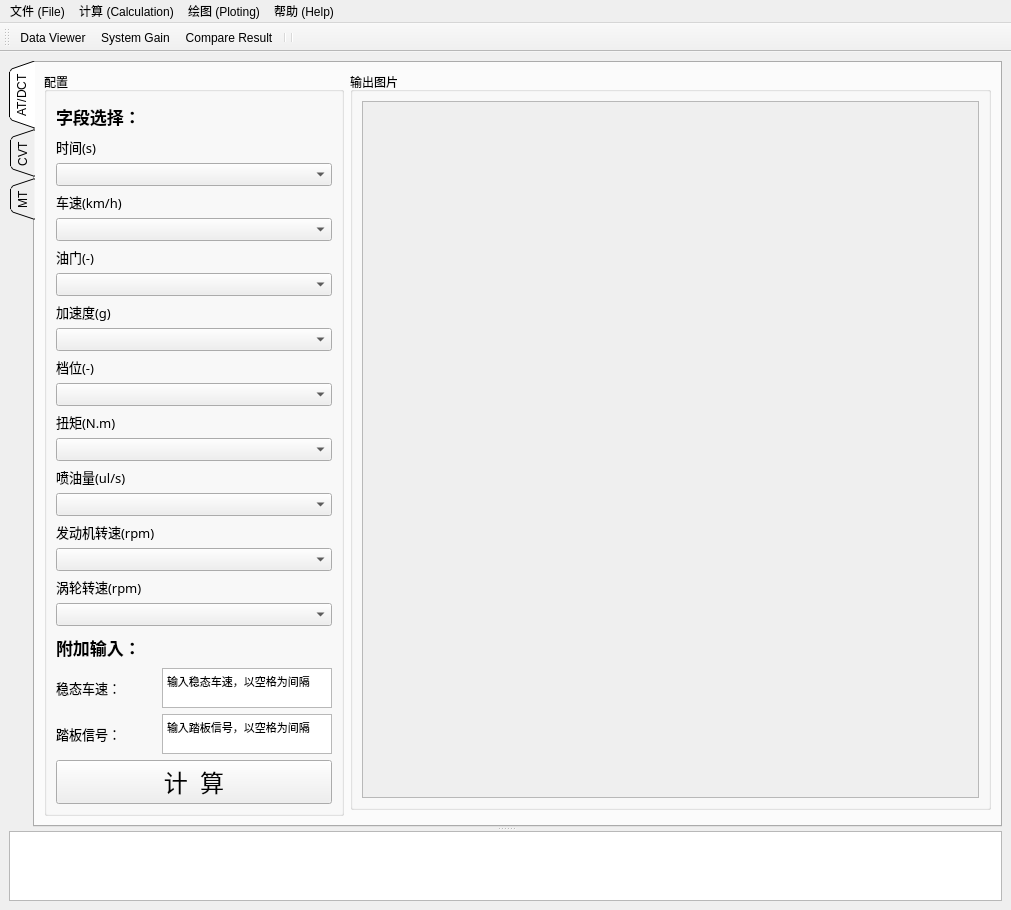
huisede/SystemGain, file SystemGainUi.ui: the form before one commit.
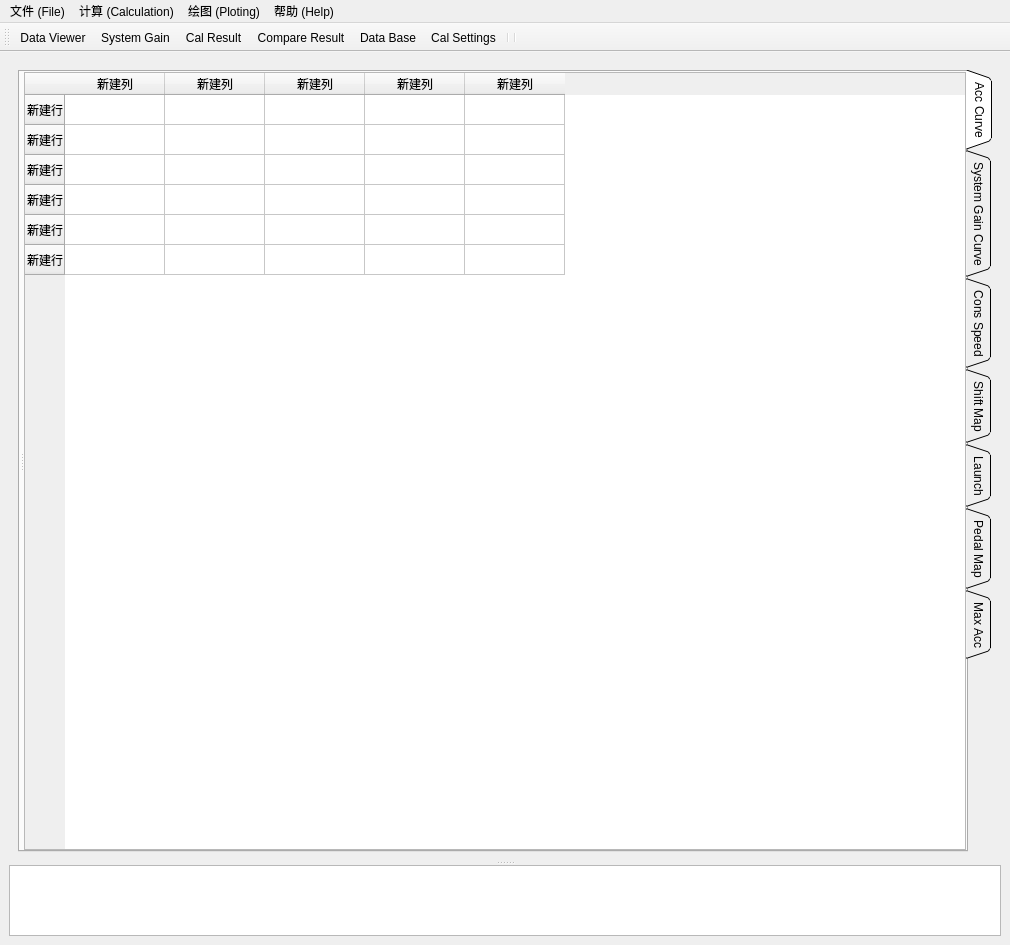
The form after the commit. The open tabs and pages were chosen to show the change. Icons and pictures are not drawn.

Commit message: 20180224 -- add features method

```diff
--- a/SystemGainUi.ui
+++ b/SystemGainUi.ui
@@ -6,12 +6,22 @@
    <rect>
     <x>0</x>
     <y>0</y>
-    <width>1011</width>
-    <height>902</height>
+    <width>1010</width>
+    <height>945</height>
    </rect>
   </property>
   <property name="windowTitle">
-   <string>MainWindow</string>
+   <string>SystemGainSolver V1.0.0</string>
+  </property>
+  <property name="windowIcon">
+   <iconset resource="Icon.qrc">
+    <normaloff>:/Image/Icon/SAIC.PNG</normaloff>:/Image/Icon/SAIC.PNG</iconset>
+  </property>
+  <property name="iconSize">
+   <size>
+    <width>40</width>
+    <height>40</height>
+   </size>
   </property>
   <widget class="QWidget" name="centralwidget">
    <layout class="QGridLayout" name="gridLayout_3">
@@ -133,40 +143,96 @@
                 <string>配置</string>
                </property>
                <layout class="QGridLayout" name="gridLayout_13">
-                <item row="0" column="0" colspan="2">
+                <item row="0" column="0" colspan="3">
                  <layout class="QGridLayout" name="System_Gain_AT_DCT_Config_Lay">
                   <item row="1" column="0">
+                   <widget class="QRadioButton" name="System_Gain_AT_DCT">
+                    <property name="text">
+                     <string>AT/DCT</string>
+                    </property>
+                    <property name="checked">
+                     <bool>true</bool>
+                    </property>
+                    <attribute name="buttonGroup">
+                     <string notr="true">buttonGroup</string>
+                    </attribute>
+                   </widget>
+                  </item>
+                  <item row="2" column="0">
+                   <widget class="QLabel" name="System_Gain_AT_DCT_Features_lab">
+                    <property name="minimumSize">
+                     <size>
+                      <width>100</width>
+                      <height>30</height>
+                     </size>
+                    </property>
+                    <property name="maximumSize">
+                     <size>
+                      <width>400</width>
+                      <height>30</height>
+                     </size>
+                    </property>
+                    <property name="font">
+                     <font>
+                      <family>Microsoft YaHei</family>
+                      <pointsize>13</pointsize>
+                      <weight>75</weight>
+                      <bold>true</bold>
+                     </font>
+                    </property>
+                    <property name="layoutDirection">
+                     <enum>Qt::LeftToRight</enum>
+                    </property>
+                    <property name="text">
+                     <string>字段选择：</string>
+                    </property>
+                   </widget>
+                  </item>
+                  <item row="0" column="0" colspan="3">
+                   <widget class="QLabel" name="System_Gain_AT_DCT_Features_lab_2">
+                    <property name="minimumSize">
+                     <size>
+                      <width>100</width>
+                      <height>30</height>
+                     </size>
+                    </property>
+                    <property name="maximumSize">
+                     <size>
+                      <width>400</width>
+                      <height>30</height>
+                     </size>
+                    </property>
+                    <property name="font">
+                     <font>
+                      <family>Microsoft YaHei</family>
+                      <pointsize>13</pointsize>
+                      <weight>75</weight>
+                      <bold>true</bold>
+                     </font>
+                    </property>
+                    <property name="layoutDirection">
+                     <enum>Qt::LeftToRight</enum>
+                    </property>
+                    <property name="text">
+                     <string>动力总成：</string>
+                    </property>
+                   </widget>
+                  </item>
+                  <item row="1" column="2">
+                   <widget class="QRadioButton" name="System_Gain_MT">
+                    <property name="text">
+                     <string>MT</string>
+                    </property>
+                    <attribute name="buttonGroup">
+                     <string notr="true">buttonGroup</string>
+                    </attribute>
+                   </widget>
+                  </item>
+                  <item row="2" column="2">
+                   <widget class="QComboBox" name="System_Gain_AT_DCT_Index_comboBox"/>
+                  </item>
+                  <item row="3" column="0" colspan="3">
                    <layout class="QVBoxLayout" name="System_Gain_AT_DCT_Config_LayV">
-                    <item>
-                     <widget class="QLabel" name="System_Gain_AT_DCT_Features_lab">
-                      <property name="minimumSize">
-                       <size>
-                        <width>100</width>
-                        <height>30</height>
-                       </size>
-                      </property>
-                      <property name="maximumSize">
-                       <size>
-                        <width>400</width>
-                        <height>30</height>
-                       </size>
-                      </property>
-                      <property name="font">
-                       <font>
-                        <family>Microsoft YaHei</family>
-                        <pointsize>13</pointsize>
-                        <weight>75</weight>
-                        <bold>true</bold>
-                       </font>
-                      </property>
-                      <property name="layoutDirection">
-                       <enum>Qt::LeftToRight</enum>
-                      </property>
-                      <property name="text">
-                       <string>字段选择：</string>
-                      </property>
-                     </widget>
-                    </item>
                     <item>
                      <widget class="QLabel" name="System_Gain_AT_DCT_Time_lab">
                       <property name="minimumSize">
@@ -477,6 +543,37 @@
                   </item>
                  </layout>
                 </item>
+                <item row="4" column="0" colspan="3">
+                 <widget class="QPushButton" name="SysGain_Cal">
+                  <property name="font">
+                   <font>
+                    <family>Microsoft YaHei</family>
+                    <pointsize>18</pointsize>
+                   </font>
+                  </property>
+                  <property name="styleSheet">
+                   <string notr="true">QPushButton{border-image: url(./Image/RunIcon.png);}
+</string>
+                  </property>
+                  <property name="text">
+                   <string>计  算</string>
+                  </property>
+                 </widget>
+                </item>
+                <item row="3" column="2">
+                 <widget class="QPushButton" name="pushButton_3">
+                  <property name="text">
+                   <string>导入</string>
+                  </property>
+                 </widget>
+                </item>
+                <item row="2" column="2">
+                 <widget class="QPushButton" name="pushButton_2">
+                  <property name="text">
+                   <string>导入</string>
+                  </property>
+                 </widget>
+                </item>
                 <item row="1" column="0" colspan="2">
                  <widget class="QLabel" name="System_Gain_AT_DCT_AddInput">
                   <property name="minimumSize">
@@ -537,7 +634,7 @@
                   <property name="minimumSize">
                    <size>
                     <width>0</width>
-                    <height>40</height>
+                    <height>20</height>
                    </size>
                   </property>
                   <property name="maximumSize">
@@ -551,7 +648,7 @@
 &lt;html&gt;&lt;head&gt;&lt;meta name=&quot;qrichtext&quot; content=&quot;1&quot; /&gt;&lt;style type=&quot;text/css&quot;&gt;
 p, li { white-space: pre-wrap; }
 &lt;/style&gt;&lt;/head&gt;&lt;body style=&quot; font-family:'MS Shell Dlg 2'; font-size:8.25pt; font-weight:400; font-style:normal;&quot;&gt;
-&lt;p style=&quot; margin-top:0px; margin-bottom:0px; margin-left:0px; margin-right:0px; -qt-block-indent:0; text-indent:0px;&quot;&gt;输入稳态车速，以空格为间隔&lt;/p&gt;&lt;/body&gt;&lt;/html&gt;</string>
+&lt;p style=&quot; margin-top:0px; margin-bottom:0px; margin-left:0px; margin-right:0px; -qt-block-indent:0; text-indent:0px;&quot;&gt;-----&lt;/p&gt;&lt;/body&gt;&lt;/html&gt;</string>
                   </property>
                  </widget>
                 </item>
@@ -585,7 +682,7 @@
                   <property name="minimumSize">
                    <size>
                     <width>0</width>
-                    <height>40</height>
+                    <height>20</height>
                    </size>
                   </property>
                   <property name="maximumSize">
@@ -599,12 +696,24 @@
 &lt;html&gt;&lt;head&gt;&lt;meta name=&quot;qrichtext&quot; content=&quot;1&quot; /&gt;&lt;style type=&quot;text/css&quot;&gt;
 p, li { white-space: pre-wrap; }
 &lt;/style&gt;&lt;/head&gt;&lt;body style=&quot; font-family:'MS Shell Dlg 2'; font-size:8.25pt; font-weight:400; font-style:normal;&quot;&gt;
-&lt;p style=&quot; margin-top:0px; margin-bottom:0px; margin-left:0px; margin-right:0px; -qt-block-indent:0; text-indent:0px;&quot;&gt;输入踏板信号，以空格为间隔&lt;/p&gt;&lt;/body&gt;&lt;/html&gt;</string>
+&lt;p style=&quot; margin-top:0px; margin-bottom:0px; margin-left:0px; margin-right:0px; -qt-block-indent:0; text-indent:0px;&quot;&gt;-----&lt;/p&gt;&lt;/body&gt;&lt;/html&gt;</string>
                   </property>
                  </widget>
                 </item>
-                <item row="4" column="0" colspan="2">
-                 <widget class="QPushButton" name="SysGain_Cal">
+                <item row="2" column="0">
+                 <widget class="QLabel" name="System_Gain_AT_DCT_StableVspd_lab">
+                  <property name="minimumSize">
+                   <size>
+                    <width>100</width>
+                    <height>20</height>
+                   </size>
+                  </property>
+                  <property name="maximumSize">
+                   <size>
+                    <width>60</width>
+                    <height>20</height>
+                   </size>
+                  </property>
                   <property name="font">
                    <font>
                     <family>Microsoft YaHei</family>
@@ -629,7 +738,7 @@
                 <string>输出图片</string>
                </property>
                <layout class="QGridLayout" name="gridLayout_8">
-                <item row="1" column="0" colspan="3">
+                <item row="0" column="0">
                  <widget class="QScrollArea" name="System_Gain_AT_DCT_Figs_scrollArea">
                   <property name="widgetResizable">
                    <bool>true</bool>
@@ -639,8 +748,8 @@
                     <rect>
                      <x>0</x>
                      <y>0</y>
-                     <width>626</width>
-                     <height>673</height>
+                     <width>625</width>
+                     <height>716</height>
                     </rect>
                    </property>
                    <layout class="QGridLayout" name="gridLayout_2"/>
@@ -667,6 +776,150 @@
          </item>
         </layout>
        </widget>
+       <widget class="QWidget" name="Cal_Result_page">
+        <layout class="QVBoxLayout" name="verticalLayout_4">
+         <item>
+          <widget class="QTabWidget" name="Cal_Result_tabWidget">
+           <property name="tabPosition">
+            <enum>QTabWidget::East</enum>
+           </property>
+           <property name="tabShape">
+            <enum>QTabWidget::Triangular</enum>
+           </property>
+           <property name="currentIndex">
+            <number>0</number>
+           </property>
+           <widget class="QWidget" name="Cal_Result_acc_curve_tab">
+            <attribute name="title">
+             <string>Acc Curve</string>
+            </attribute>
+            <layout class="QHBoxLayout" name="horizontalLayout_2">
+             <property name="spacing">
+              <number>0</number>
+             </property>
+             <property name="leftMargin">
+              <number>0</number>
+             </property>
+             <property name="topMargin">
+              <number>0</number>
+             </property>
+             <property name="rightMargin">
+              <number>0</number>
+             </property>
+             <property name="bottomMargin">
+              <number>0</number>
+             </property>
+             <item>
+              <widget class="QSplitter" name="splitter_Cal_Result_acc_curve_tab">
+               <property name="orientation">
+                <enum>Qt::Horizontal</enum>
+               </property>
+               <widget class="QWidget" name="verticalLayoutWidget">
+                <layout class="QVBoxLayout" name="Cal_Result_page_acc_curve_tabLayV">
+                 <property name="spacing">
+                  <number>0</number>
+                 </property>
+                </layout>
+               </widget>
+               <widget class="QTableWidget" name="Cal_Result_acc_curve_tab_tableWidget">
+                <row>
+                 <property name="text">
+                  <string>新建行</string>
+                 </property>
+                </row>
+                <row>
+                 <property name="text">
+                  <string>新建行</string>
+                 </property>
+                </row>
+                <row>
+                 <property name="text">
+                  <string>新建行</string>
+                 </property>
+                </row>
+                <row>
+                 <property name="text">
+                  <string>新建行</string>
+                 </property>
+                </row>
+                <row>
+                 <property name="text">
+                  <string>新建行</string>
+                 </property>
+                </row>
+                <row>
+                 <property name="text">
+                  <string>新建行</string>
+                 </property>
+                </row>
+                <column>
+                 <property name="text">
+                  <string>新建列</string>
+                 </property>
+                </column>
+                <column>
+                 <property name="text">
+                  <string>新建列</string>
+                 </property>
+                </column>
+                <column>
+                 <property name="text">
+                  <string>新建列</string>
+                 </property>
+                </column>
+                <column>
+                 <property name="text">
+                  <string>新建列</string>
+                 </property>
+                </column>
+                <column>
+                 <property name="text">
+                  <string>新建列</string>
+                 </property>
+                </column>
+               </widget>
+              </widget>
+             </item>
+            </layout>
+           </widget>
+           <widget class="QWidget" name="tab_2">
+            <attribute name="title">
+             <string>System Gain Curve</string>
+            </attribute>
+            <layout class="QVBoxLayout" name="verticalLayout_3"/>
+           </widget>
+           <widget class="QWidget" name="tab_3">
+            <attribute name="title">
+             <string>Cons Speed</string>
+            </attribute>
+           </widget>
+           <widget class="QWidget" name="tab_4">
+            <attribute name="title">
+             <string>Shift Map</string>
+            </attribute>
+           </widget>
+           <widget class="QWidget" name="tab_5">
+            <attribute name="title">
+             <string>Launch</string>
+            </attribute>
+           </widget>
+           <widget class="QWidget" name="tab_6">
+            <attribute name="title">
+             <string>Pedal Map</string>
+            </attribute>
+           </widget>
+           <widget class="QWidget" name="tab_7">
+            <attribute name="title">
+             <string>Max Acc</string>
+            </attribute>
+           </widget>
+          </widget>
+         </item>
+        </layout>
+        <zorder>Cal_Result_tabWidget</zorder>
+        <zorder>splitter</zorder>
+        <zorder>Cal_Result_tabWidget</zorder>
+       </widget>
        <widget class="QWidget" name="Compare_Result_page">
         <layout class="QGridLayout" name="gridLayout_17">
          <property name="leftMargin">
@@ -908,7 +1161,7 @@
     <rect>
      <x>0</x>
      <y>0</y>
-     <width>1011</width>
+     <width>1010</width>
      <height>23</height>
     </rect>
    </property>
@@ -955,7 +1208,7 @@
    </property>
    <property name="iconSize">
     <size>
-     <width>30</width>
+     <width>32</width>
      <height>24</height>
     </size>
    </property>
@@ -970,7 +1223,10 @@
    </attribute>
    <addaction name="action_Data_Viewer"/>
    <addaction name="action_System_Gain"/>
+   <addaction name="action_Cal_Result"/>
    <addaction name="action_Compare_Result"/>
+   <addaction name="action_Data_Base"/>
+   <addaction name="action_Cal_Setting"/>
    <addaction name="separator"/>
    <addaction name="separator"/>
   </widget>
@@ -1084,6 +1340,33 @@
     <string>导出计算报告 Output Report</string>
    </property>
   </action>
+  <action name="action_Cal_Setting">
+   <property name="icon">
+    <iconset resource="Icon.qrc">
+     <normaloff>:/Image/Icon/setting.png</normaloff>:/Image/Icon/setting.png</iconset>
+   </property>
+   <property name="text">
+    <string>Cal Settings</string>
+   </property>
+  </action>
+  <action name="action_Data_Base">
+   <property name="icon">
+    <iconset resource="Icon.qrc">
+     <normaloff>:/Image/Icon/database.png</normaloff>:/Image/Icon/database.png</iconset>
+   </property>
+   <property name="text">
+    <string>Data Base</string>
+   </property>
+  </action>
+  <action name="action_Cal_Result">
+   <property name="icon">
+    <iconset resource="Icon.qrc">
+     <normaloff>:/Image/Icon/result.png</normaloff>:/Image/Icon/result.png</iconset>
+   </property>
+   <property name="text">
+    <string>Cal Result</string>
+   </property>
+  </action>
  </widget>
  <tabstops>
   <tabstop>System_Gain_AT_DCT_Vspd</tabstop>
```
Left out of the diff: 150 changed lines with no effect on the pictures. The commit also changes 15 other files.
